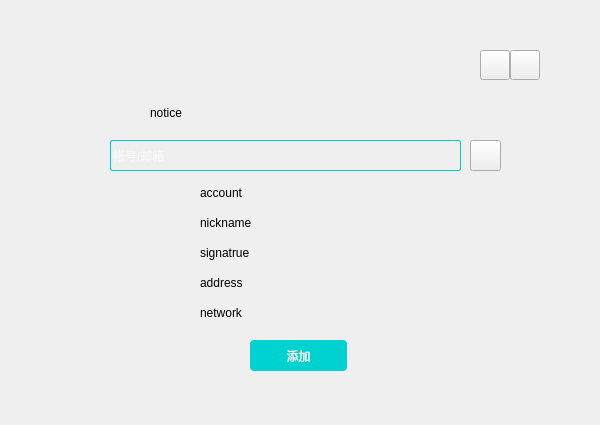
Before: the Qt Designer form client/linux/src/form/add_user_page.ui in i0gan/ltalk, drawn with Qt 5.
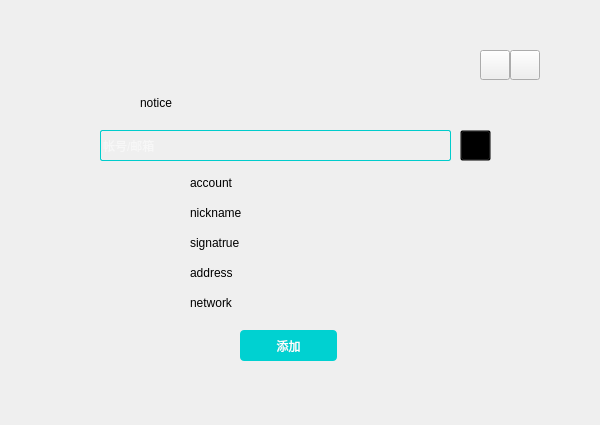
After: the same form once the commit is applied. The open tabs and pages were chosen to show the change. Icons and pictures are not drawn.

The edit to the form file:
```diff
--- a/client/linux/src/form/add_user_page.ui
+++ b/client/linux/src/form/add_user_page.ui
@@ -72,11 +72,40 @@
     <string/>
    </property>
   </widget>
+  <widget class="QStackedWidget" name="stackedWidget">
+   <property name="geometry">
+    <rect>
+     <x>60</x>
+     <y>80</y>
+     <width>471</width>
+     <height>301</height>
+    </rect>
+   </property>
+   <property name="styleSheet">
+    <string notr="true">background-color:transparent</string>
+   </property>
+   <property name="currentIndex">
+    <number>1</number>
+   </property>
+   <widget class="QWidget" name="search_page">
+    <widget class="QLabel" name="label_notice">
+     <property name="geometry">
+      <rect>
+       <x>80</x>
+       <y>10</y>
+       <width>300</width>
+       <height>25</height>
+      </rect>
+     </property>
+     <property name="text">
+      <string>notice</string>
+     </property>
+    </widget>
   <widget class="QLineEdit" name="lineEdit_input">
    <property name="geometry">
     <rect>
-     <x>110</x>
-     <y>140</y>
+       <x>40</x>
+       <y>50</y>
      <width>351</width>
      <height>31</height>
     </rect>
@@ -98,32 +127,24 @@
     <string>帐号/邮箱</string>
    </property>
   </widget>
-  <widget class="QPushButton" name="pushButton_search">
+    <widget class="QLabel" name="label_account">
    <property name="geometry">
     <rect>
-     <x>470</x>
-     <y>140</y>
-     <width>31</width>
-     <height>31</height>
-    </rect>
-   </property>
-   <property name="styleSheet">
-    <string notr="true">QPushButton{
-	border-image: url(':/ui/search.png')
-}
-QPushButton:hover{
-   border:2px solid;
-}</string>
-   </property>
+       <x>130</x>
+       <y>90</y>
+       <width>300</width>
+       <height>25</height>
+      </rect>
+     </property>
    <property name="text">
-    <string/>
+      <string>account</string>
    </property>
   </widget>
   <widget class="QLabel" name="label_headImage">
    <property name="geometry">
     <rect>
-     <x>110</x>
-     <y>180</y>
+       <x>40</x>
+       <y>90</y>
      <width>70</width>
      <height>70</height>
     </rect>
@@ -135,8 +156,8 @@
   <widget class="QPushButton" name="pushButton_add">
    <property name="geometry">
     <rect>
-     <x>250</x>
-     <y>340</y>
+       <x>180</x>
+       <y>250</y>
      <width>97</width>
      <height>31</height>
     </rect>
@@ -155,24 +176,32 @@
     <string>添加</string>
    </property>
   </widget>
-  <widget class="QLabel" name="label_account">
+    <widget class="QPushButton" name="pushButton_search">
    <property name="geometry">
     <rect>
-     <x>200</x>
-     <y>180</y>
-     <width>300</width>
-     <height>25</height>
-    </rect>
-   </property>
+       <x>400</x>
+       <y>50</y>
+       <width>31</width>
+       <height>31</height>
+      </rect>
+     </property>
+     <property name="styleSheet">
+      <string notr="true">QPushButton{
+	border-image: url(':/ui/search.png')
+}
+QPushButton:hover{
+   border:2px solid;
+}</string>
+     </property>
    <property name="text">
-    <string>account</string>
+      <string/>
    </property>
   </widget>
   <widget class="QLabel" name="label_nickname">
    <property name="geometry">
     <rect>
-     <x>200</x>
-     <y>210</y>
+       <x>130</x>
+       <y>120</y>
      <width>300</width>
      <height>25</height>
     </rect>
@@ -181,11 +210,24 @@
     <string>nickname</string>
    </property>
   </widget>
+    <widget class="QLabel" name="label_address">
+     <property name="geometry">
+      <rect>
+       <x>130</x>
+       <y>180</y>
+       <width>300</width>
+       <height>25</height>
+      </rect>
+     </property>
+     <property name="text">
+      <string>address</string>
+     </property>
+    </widget>
   <widget class="QLabel" name="label_signature">
    <property name="geometry">
     <rect>
-     <x>200</x>
-     <y>240</y>
+       <x>130</x>
+       <y>150</y>
      <width>300</width>
      <height>25</height>
     </rect>
@@ -197,8 +239,8 @@
   <widget class="QLabel" name="label_network">
    <property name="geometry">
     <rect>
-     <x>200</x>
-     <y>300</y>
+       <x>130</x>
+       <y>210</y>
      <width>300</width>
      <height>25</height>
     </rect>
@@ -207,31 +249,42 @@
     <string>network</string>
    </property>
   </widget>
-  <widget class="QLabel" name="label_address">
+   </widget>
+   <widget class="QWidget" name="send_page">
+    <widget class="QPlainTextEdit" name="plainTextEdit">
    <property name="geometry">
     <rect>
-     <x>200</x>
-     <y>270</y>
-     <width>300</width>
-     <height>25</height>
-    </rect>
-   </property>
-   <property name="text">
-    <string>address</string>
-   </property>
-  </widget>
-  <widget class="QLabel" name="label_notice">
+       <x>40</x>
+       <y>40</y>
+       <width>400</width>
+       <height>151</height>
+      </rect>
+     </property>
+    </widget>
+    <widget class="QPushButton" name="pushButton_send">
    <property name="geometry">
     <rect>
-     <x>150</x>
-     <y>100</y>
-     <width>300</width>
-     <height>25</height>
-    </rect>
-   </property>
+       <x>190</x>
+       <y>250</y>
+       <width>97</width>
+       <height>31</height>
+      </rect>
+     </property>
+     <property name="styleSheet">
+      <string notr="true">QPushButton{
+background-color:rgb(0, 209, 209);
+color:white;
+border-radius:4px;
+}
+QPushButton:hover{
+  background-color: rgb(0, 255, 204);
+}</string>
+     </property>
    <property name="text">
-    <string>notice</string>
-   </property>
+      <string>发送</string>
+     </property>
+    </widget>
+   </widget>
   </widget>
  </widget>
  <resources/>
```
Lines whose indentation alone changed are shown as unchanged.
